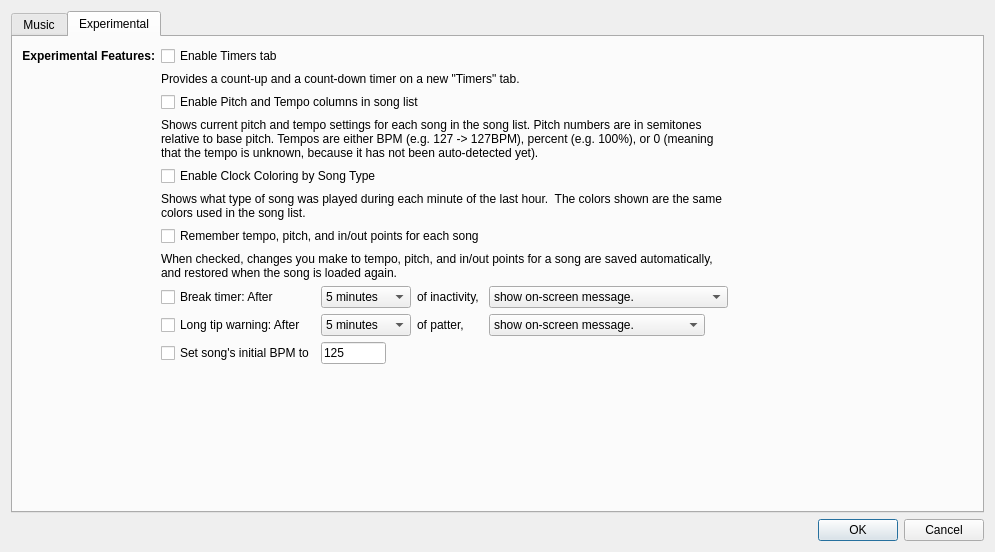
The window that SquareDesk-DEV/test123/preferencesdialog.ui (mpogue2/SquareDesk) describes before a commit, drawn with Qt 5.
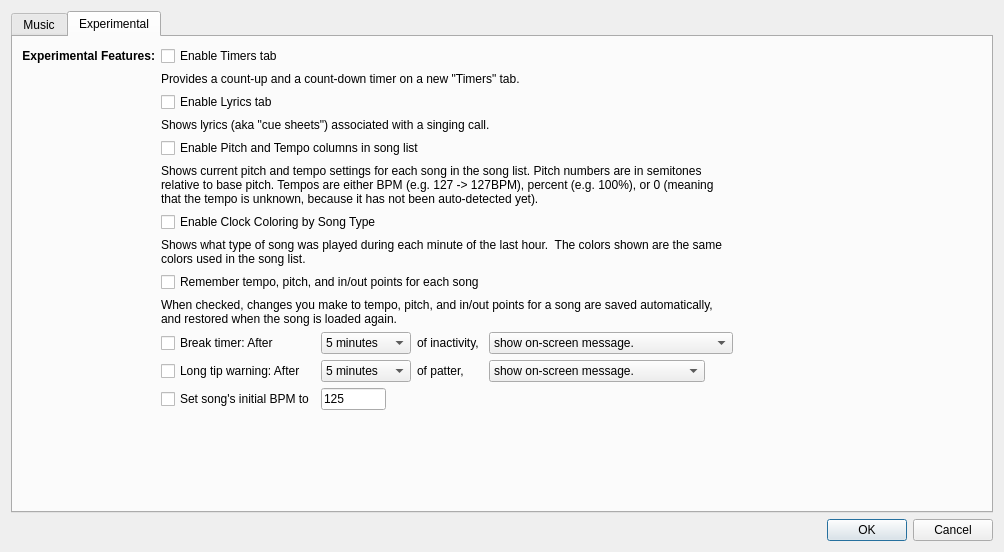
The same window after the commit. The open tabs and pages were chosen to show the change.

Commit message:
Enable Lyrics tab checkbox is back
Renamed tab to "Lyrics" (Dan, you'll have a one-time re-check of the box in the Experimental tab).  Implemented crude once-per-second scrolling, but I don't have a Preference for it yet, so it is compile-time disabled right now (but it kinda works!).  Note that it only matches in the same directory as MP3 right now.  Note also that it will use .css stylesheets (I'm using a modified cuesheet2.css that makes it look better).

```diff
--- a/SquareDesk-DEV/test123/preferencesdialog.ui
+++ b/SquareDesk-DEV/test123/preferencesdialog.ui
@@ -6,7 +6,7 @@
    <rect>
     <x>0</x>
     <y>0</y>
-    <width>995</width>
+    <width>1004</width>
     <height>552</height>
    </rect>
   </property>
@@ -495,20 +495,136 @@
        <string>Experimental</string>
       </attribute>
       <layout class="QGridLayout" name="gridLayout_2">
-       <item row="2" column="1" colspan="3">
-        <widget class="QCheckBox" name="EnablePitchTempoViewCheckbox">
+       <item row="12" column="4" colspan="4">
+        <widget class="QComboBox" name="afterLongTipAction">
+         <property name="sizePolicy">
+          <sizepolicy hsizetype="Fixed" vsizetype="Fixed">
+           <horstretch>0</horstretch>
+           <verstretch>0</verstretch>
+          </sizepolicy>
+         </property>
+         <property name="minimumSize">
+          <size>
+           <width>200</width>
+           <height>0</height>
+          </size>
+         </property>
+         <property name="currentIndex">
+          <number>0</number>
+         </property>
+         <item>
+          <property name="text">
+           <string>show on-screen message.</string>
+          </property>
+         </item>
+         <item>
+          <property name="text">
+           <string>play a reminder tone (NOT_IMPL).</string>
+          </property>
+         </item>
+        </widget>
+       </item>
+       <item row="7" column="1" colspan="5">
+        <widget class="QLabel" name="clockColoringHelpLabel">
          <property name="text">
-          <string>Enable Pitch and Tempo columns in song list</string>
+          <string>Shows what type of song was played during each minute of the last hour.  The colors shown are the same colors used in the song list.</string>
          </property>
+         <property name="alignment">
+          <set>Qt::AlignLeading|Qt::AlignLeft|Qt::AlignTop</set>
+         </property>
+         <property name="wordWrap">
+          <bool>true</bool>
+         </property>
         </widget>
        </item>
-       <item row="0" column="1" colspan="5">
-        <widget class="QCheckBox" name="EnableTimersTabCheckbox">
+       <item row="11" column="4" colspan="2">
+        <widget class="QComboBox" name="afterBreakAction">
+         <property name="sizePolicy">
+          <sizepolicy hsizetype="Preferred" vsizetype="Fixed">
+           <horstretch>0</horstretch>
+           <verstretch>0</verstretch>
+          </sizepolicy>
+         </property>
+         <property name="minimumSize">
+          <size>
+           <width>200</width>
+           <height>0</height>
+          </size>
+         </property>
+         <item>
+          <property name="text">
+           <string>show on-screen message.</string>
+          </property>
+         </item>
+         <item>
+          <property name="text">
+           <string>play a reminder tone (NOT_IMPL).</string>
+          </property>
+         </item>
+         <item>
+          <property name="text">
+           <string>play the current song (NOT_IMPL).</string>
+          </property>
+         </item>
+         <item>
+          <property name="text">
+           <string>play the next song (NOT_IMPL).</string>
+          </property>
+         </item>
+        </widget>
+       </item>
+       <item row="6" column="1" colspan="4">
+        <widget class="QCheckBox" name="EnableClockColoring">
          <property name="text">
-          <string>Enable Timers tab</string>
+          <string>Enable Clock Coloring by Song Type</string>
          </property>
         </widget>
        </item>
+       <item row="13" column="2">
+        <widget class="QLineEdit" name="initialBPM">
+         <property name="sizePolicy">
+          <sizepolicy hsizetype="Fixed" vsizetype="Fixed">
+           <horstretch>0</horstretch>
+           <verstretch>0</verstretch>
+          </sizepolicy>
+         </property>
+         <property name="maximumSize">
+          <size>
+           <width>65</width>
+           <height>16777215</height>
+          </size>
+         </property>
+         <property name="text">
+          <string>125</string>
+         </property>
+         <property name="maxLength">
+          <number>3</number>
+         </property>
+        </widget>
+       </item>
+       <item row="10" column="1" colspan="5">
+        <widget class="QLabel" name="saveSongPrefsHelpLabel">
+         <property name="text">
+          <string>When checked, changes you make to tempo, pitch, and in/out points for a song are saved automatically, and restored when the song is loaded again.</string>
+         </property>
+         <property name="wordWrap">
+          <bool>true</bool>
+         </property>
+        </widget>
+       </item>
+       <item row="14" column="1">
+        <spacer name="verticalSpacer">
+         <property name="orientation">
+          <enum>Qt::Vertical</enum>
+         </property>
+         <property name="sizeHint" stdset="0">
+          <size>
+           <width>20</width>
+           <height>40</height>
+          </size>
+         </property>
+        </spacer>
+       </item>
        <item row="0" column="0">
         <widget class="QLabel" name="ExpFeaturesLabel">
          <property name="font">
@@ -525,118 +641,14 @@
          </property>
         </widget>
        </item>
-       <item row="12" column="1">
-        <spacer name="verticalSpacer">
-         <property name="orientation">
-          <enum>Qt::Vertical</enum>
-         </property>
-         <property name="sizeHint" stdset="0">
-          <size>
-           <width>20</width>
-           <height>40</height>
-          </size>
-         </property>
-        </spacer>
-       </item>
-       <item row="9" column="2">
-        <widget class="QComboBox" name="breakLength">
-         <property name="sizePolicy">
-          <sizepolicy hsizetype="Fixed" vsizetype="Fixed">
-           <horstretch>0</horstretch>
-           <verstretch>0</verstretch>
-          </sizepolicy>
-         </property>
-         <item>
-          <property name="text">
-           <string>5 minutes</string>
-          </property>
-         </item>
-         <item>
-          <property name="text">
-           <string>10 minutes</string>
-          </property>
-         </item>
-         <item>
-          <property name="text">
-           <string>15 minutes</string>
-          </property>
-         </item>
-         <item>
-          <property name="text">
-           <string>20 minutes</string>
-          </property>
-         </item>
-         <item>
-          <property name="text">
-           <string>25 minutes</string>
-          </property>
-         </item>
-         <item>
-          <property name="text">
-           <string>30 minutes</string>
-          </property>
-         </item>
-        </widget>
-       </item>
-       <item row="9" column="1">
-        <widget class="QCheckBox" name="breakTimerCheckbox">
-         <property name="sizePolicy">
-          <sizepolicy hsizetype="Fixed" vsizetype="Fixed">
-           <horstretch>0</horstretch>
-           <verstretch>0</verstretch>
-          </sizepolicy>
-         </property>
-         <property name="minimumSize">
-          <size>
-           <width>0</width>
-           <height>0</height>
-          </size>
-         </property>
+       <item row="4" column="1" colspan="3">
+        <widget class="QCheckBox" name="EnablePitchTempoViewCheckbox">
          <property name="text">
-          <string>Break timer: After </string>
+          <string>Enable Pitch and Tempo columns in song list</string>
          </property>
         </widget>
        </item>
-       <item row="9" column="3">
-        <widget class="QLabel" name="inactivityLabel">
-         <property name="sizePolicy">
-          <sizepolicy hsizetype="Fixed" vsizetype="Preferred">
-           <horstretch>0</horstretch>
-           <verstretch>0</verstretch>
-          </sizepolicy>
-         </property>
-         <property name="text">
-          <string>of inactivity, </string>
-         </property>
-        </widget>
-       </item>
-       <item row="1" column="1" colspan="5">
-        <widget class="QLabel" name="timersHelpLabel">
-         <property name="text">
-          <string>&lt;html&gt;&lt;head/&gt;&lt;body&gt;&lt;p&gt;&lt;span style=&quot;&quot;&gt;Provides a count-up and a count-down timer on a new &amp;quot;Timers&amp;quot; tab.&lt;/span&gt;&lt;/p&gt;&lt;/body&gt;&lt;/html&gt;</string>
-         </property>
-        </widget>
-       </item>
-       <item row="10" column="1">
-        <widget class="QCheckBox" name="longTipCheckbox">
-         <property name="sizePolicy">
-          <sizepolicy hsizetype="Preferred" vsizetype="Fixed">
-           <horstretch>0</horstretch>
-           <verstretch>0</verstretch>
-          </sizepolicy>
-         </property>
-         <property name="minimumSize">
-          <size>
-           <width>0</width>
-           <height>0</height>
-          </size>
-         </property>
-         <property name="text">
-          <string>Long tip warning: After</string>
-         </property>
-        </widget>
-       </item>
-       <item row="10" column="2">
+       <item row="12" column="2">
         <widget class="QComboBox" name="longTipLength">
          <property name="sizePolicy">
           <sizepolicy hsizetype="Fixed" vsizetype="Fixed">
@@ -701,7 +713,26 @@
          </item>
         </widget>
        </item>
-       <item row="10" column="3">
+       <item row="12" column="1">
+        <widget class="QCheckBox" name="longTipCheckbox">
+         <property name="sizePolicy">
+          <sizepolicy hsizetype="Preferred" vsizetype="Fixed">
+           <horstretch>0</horstretch>
+           <verstretch>0</verstretch>
+          </sizepolicy>
+         </property>
+         <property name="minimumSize">
+          <size>
+           <width>0</width>
+           <height>0</height>
+          </size>
+         </property>
+         <property name="text">
+          <string>Long tip warning: After</string>
+         </property>
+        </widget>
+       </item>
+       <item row="12" column="3">
         <widget class="QLabel" name="label_2">
          <property name="sizePolicy">
           <sizepolicy hsizetype="Fixed" vsizetype="Preferred">
@@ -714,7 +745,7 @@
          </property>
         </widget>
        </item>
-       <item row="3" column="1" colspan="5">
+       <item row="5" column="1" colspan="5">
         <widget class="QLabel" name="pitchTempoHelpLabel">
          <property name="text">
           <string>Shows current pitch and tempo settings for each song in the song list. Pitch numbers are in semitones relative to base pitch. Tempos are either BPM (e.g. 127 -&gt; 127BPM), percent (e.g. 100%), or 0 (meaning that the tempo is unknown, because it has not been auto-detected yet).</string>
@@ -724,102 +755,14 @@
          </property>
         </widget>
        </item>
-       <item row="5" column="1" colspan="5">
-        <widget class="QLabel" name="clockColoringHelpLabel">
+       <item row="0" column="1" colspan="5">
+        <widget class="QCheckBox" name="EnableTimersTabCheckbox">
          <property name="text">
-          <string>Shows what type of song was played during each minute of the last hour.  The colors shown are the same colors used in the song list.</string>
+          <string>Enable Timers tab</string>
          </property>
-         <property name="alignment">
-          <set>Qt::AlignLeading|Qt::AlignLeft|Qt::AlignTop</set>
-         </property>
-         <property name="wordWrap">
-          <bool>true</bool>
-         </property>
         </widget>
        </item>
-       <item row="8" column="1" colspan="5">
-        <widget class="QLabel" name="saveSongPrefsHelpLabel">
-         <property name="text">
-          <string>When checked, changes you make to tempo, pitch, and in/out points for a song are saved automatically, and restored when the song is loaded again.</string>
-         </property>
-         <property name="wordWrap">
-          <bool>true</bool>
-         </property>
-        </widget>
-       </item>
-       <item row="10" column="4" colspan="4">
-        <widget class="QComboBox" name="afterLongTipAction">
-         <property name="sizePolicy">
-          <sizepolicy hsizetype="Fixed" vsizetype="Fixed">
-           <horstretch>0</horstretch>
-           <verstretch>0</verstretch>
-          </sizepolicy>
-         </property>
-         <property name="minimumSize">
-          <size>
-           <width>200</width>
-           <height>0</height>
-          </size>
-         </property>
-         <property name="currentIndex">
-          <number>0</number>
-         </property>
-         <item>
-          <property name="text">
-           <string>show on-screen message.</string>
-          </property>
-         </item>
-         <item>
-          <property name="text">
-           <string>play a reminder tone (NOT_IMPL).</string>
-          </property>
-         </item>
-        </widget>
-       </item>
-       <item row="9" column="4" colspan="2">
-        <widget class="QComboBox" name="afterBreakAction">
-         <property name="sizePolicy">
-          <sizepolicy hsizetype="Preferred" vsizetype="Fixed">
-           <horstretch>0</horstretch>
-           <verstretch>0</verstretch>
-          </sizepolicy>
-         </property>
-         <property name="minimumSize">
-          <size>
-           <width>200</width>
-           <height>0</height>
-          </size>
-         </property>
-         <item>
-          <property name="text">
-           <string>show on-screen message.</string>
-          </property>
-         </item>
-         <item>
-          <property name="text">
-           <string>play a reminder tone (NOT_IMPL).</string>
-          </property>
-         </item>
-         <item>
-          <property name="text">
-           <string>play the current song (NOT_IMPL).</string>
-          </property>
-         </item>
-         <item>
-          <property name="text">
-           <string>play the next song (NOT_IMPL).</string>
-          </property>
-         </item>
-        </widget>
-       </item>
-       <item row="4" column="1" colspan="4">
-        <widget class="QCheckBox" name="EnableClockColoring">
-         <property name="text">
-          <string>Enable Clock Coloring by Song Type</string>
-         </property>
-        </widget>
-       </item>
-       <item row="7" column="1" colspan="4">
+       <item row="9" column="1" colspan="4">
         <widget class="QCheckBox" name="checkBoxSaveSongPreferencesInConfig">
          <property name="sizePolicy">
           <sizepolicy hsizetype="Minimum" vsizetype="Fixed">
@@ -832,32 +775,103 @@
          </property>
         </widget>
        </item>
-       <item row="11" column="1">
+       <item row="13" column="1">
         <widget class="QCheckBox" name="initialBPMcheckbox">
          <property name="text">
           <string>Set song's initial BPM to</string>
          </property>
         </widget>
        </item>
+       <item row="2" column="1">
+        <widget class="QCheckBox" name="EnableLyricsTabCheckbox">
+         <property name="text">
+          <string>Enable Lyrics tab</string>
+         </property>
+        </widget>
+       </item>
+       <item row="1" column="1" colspan="5">
+        <widget class="QLabel" name="timersHelpLabel">
+         <property name="text">
+          <string>&lt;html&gt;&lt;head/&gt;&lt;body&gt;&lt;p&gt;&lt;span style=&quot;&quot;&gt;Provides a count-up and a count-down timer on a new &amp;quot;Timers&amp;quot; tab.&lt;/span&gt;&lt;/p&gt;&lt;/body&gt;&lt;/html&gt;</string>
+         </property>
+        </widget>
+       </item>
+       <item row="11" column="3">
+        <widget class="QLabel" name="inactivityLabel">
+         <property name="sizePolicy">
+          <sizepolicy hsizetype="Fixed" vsizetype="Preferred">
+           <horstretch>0</horstretch>
+           <verstretch>0</verstretch>
+          </sizepolicy>
+         </property>
+         <property name="text">
+          <string>of inactivity, </string>
+         </property>
+        </widget>
+       </item>
+       <item row="11" column="1">
+        <widget class="QCheckBox" name="breakTimerCheckbox">
+         <property name="sizePolicy">
+          <sizepolicy hsizetype="Fixed" vsizetype="Fixed">
+           <horstretch>0</horstretch>
+           <verstretch>0</verstretch>
+          </sizepolicy>
+         </property>
+         <property name="minimumSize">
+          <size>
+           <width>0</width>
+           <height>0</height>
+          </size>
+         </property>
+         <property name="text">
+          <string>Break timer: After </string>
+         </property>
+        </widget>
+       </item>
        <item row="11" column="2">
-        <widget class="QLineEdit" name="initialBPM">
+        <widget class="QComboBox" name="breakLength">
          <property name="sizePolicy">
           <sizepolicy hsizetype="Fixed" vsizetype="Fixed">
            <horstretch>0</horstretch>
            <verstretch>0</verstretch>
           </sizepolicy>
          </property>
-         <property name="maximumSize">
-          <size>
-           <width>65</width>
-           <height>16777215</height>
-          </size>
-         </property>
+         <item>
+          <property name="text">
+           <string>5 minutes</string>
+          </property>
+         </item>
+         <item>
+          <property name="text">
+           <string>10 minutes</string>
+          </property>
+         </item>
+         <item>
+          <property name="text">
+           <string>15 minutes</string>
+          </property>
+         </item>
+         <item>
+          <property name="text">
+           <string>20 minutes</string>
+          </property>
+         </item>
+         <item>
+          <property name="text">
+           <string>25 minutes</string>
+          </property>
+         </item>
+         <item>
+          <property name="text">
+           <string>30 minutes</string>
+          </property>
+         </item>
+        </widget>
+       </item>
+       <item row="3" column="1" colspan="4">
+        <widget class="QLabel" name="lyricsHelpLabel">
          <property name="text">
-          <string>125</string>
-         </property>
-         <property name="maxLength">
-          <number>3</number>
+          <string>Shows lyrics (aka &quot;cue sheets&quot;) associated with a singing call.</string>
          </property>
         </widget>
        </item>
```
Left out of the diff: 2 changed lines with no effect on the pictures. The commit also changes 5 other files.
